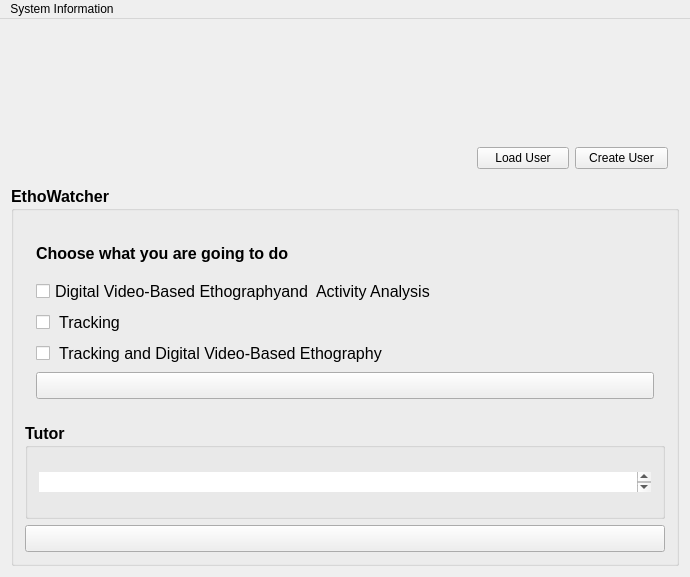
The window that src/ethowatcherinpi.ui (EthoWatcher/ethowatcher) describes before a commit, drawn with Qt 5.
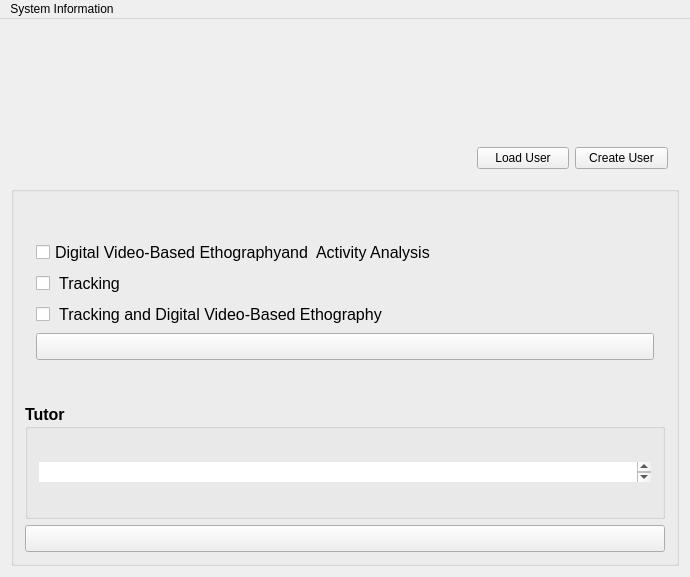
The same window after the commit. The open tabs and pages were chosen to show the change. Icons and pictures are not drawn.

The edit to the form file:
```diff
--- a/src/ethowatcherinpi.ui
+++ b/src/ethowatcherinpi.ui
@@ -118,7 +118,7 @@
        </font>
       </property>
       <property name="title">
-       <string>EthoWatcher</string>
+       <string/>
       </property>
       <layout class="QVBoxLayout" name="verticalLayout_5">
        <item>
@@ -128,19 +128,6 @@
          </property>
          <widget class="QWidget" name="pageIdentificacao">
           <layout class="QVBoxLayout" name="verticalLayout_8">
-           <item>
-            <widget class="QLabel" name="label_15">
-             <property name="maximumSize">
-              <size>
-               <width>16777215</width>
-               <height>30</height>
-              </size>
-             </property>
-             <property name="text">
-              <string>Choose what you are going to do</string>
-             </property>
-            </widget>
-           </item>
            <item>
             <layout class="QVBoxLayout" name="verticalLayout_4">
              <item>
```
Left out of the diff: 18 changed lines with no effect on the pictures.
